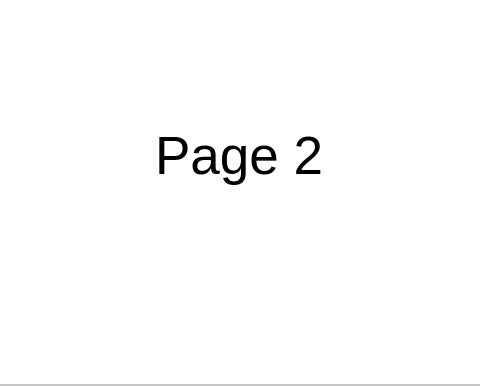
Before: the Qt Designer form ui_mainwindow.ui in ANfoster2/RMNDR, drawn with Qt 5; both pictures show x 296 to 776 and y 114 to 500 of the 1000 by 500 pixel window.
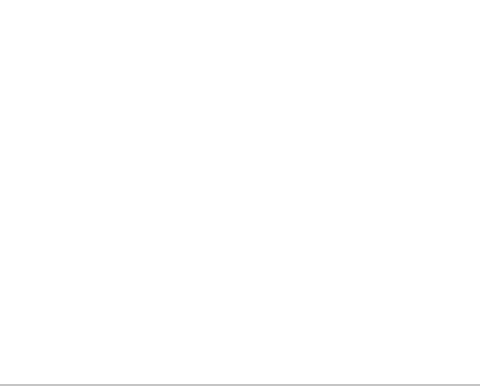
After: the same form once the commit is applied. The open tabs and pages were chosen to show the change.

Commit message: update ui, delete second scrollbar

The edit to the form file:
```diff
--- a/ui_mainwindow.ui
+++ b/ui_mainwindow.ui
@@ -673,23 +673,7 @@
                 </layout>
                </widget>
                <widget class="QWidget" name="page_2">
-                <layout class="QVBoxLayout" name="verticalLayout_7">
-                 <item>
-                  <widget class="QLabel" name="label">
-                   <property name="font">
-                    <font>
-                     <pointsize>40</pointsize>
-                    </font>
-                   </property>
-                   <property name="text">
-                    <string>Page 2</string>
-                   </property>
-                   <property name="alignment">
-                    <set>Qt::AlignCenter</set>
-                   </property>
-                  </widget>
-                 </item>
-                </layout>
+                <layout class="QVBoxLayout" name="verticalLayout_7"/>
                </widget>
               </widget>
              </item>
```
Left out of the diff: 10 changed lines with no effect on the pictures. The commit also changes 2 other files.
